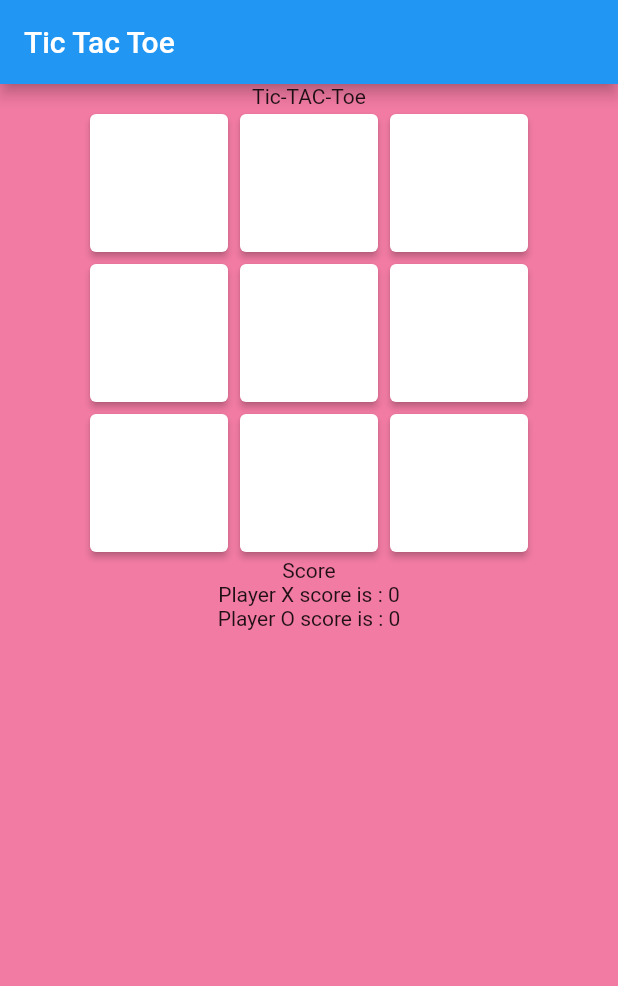
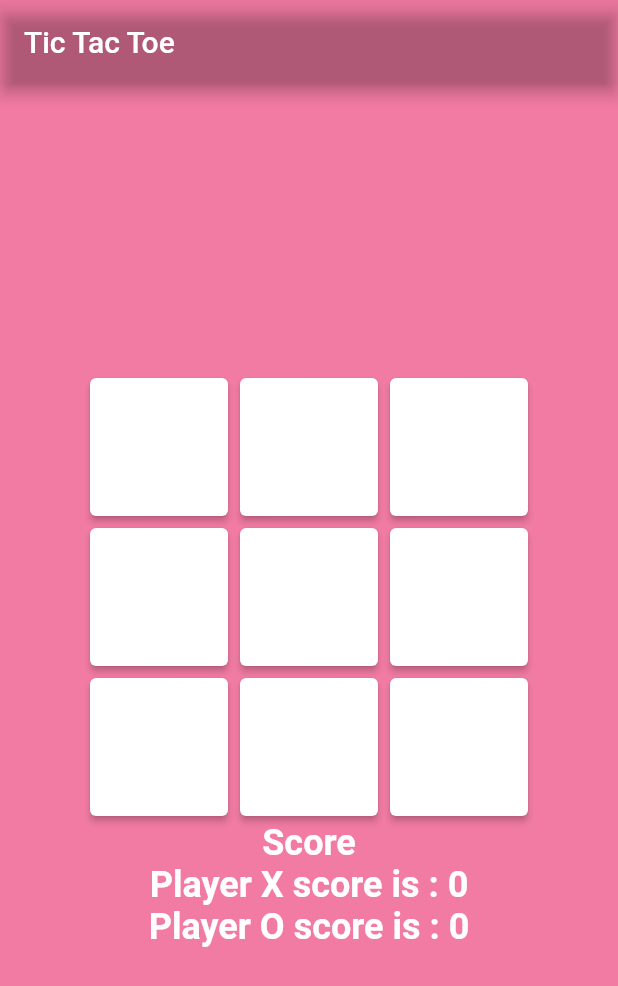
Before and after one commit to Nighthawk4709/Tic-Tac-Toe, a Flutter app: the screen it shows after launch, on a phone screen of 412 x 824 dp. Shown: the top 986 px of the screen. Run offline on Flutter 3.47's test engine with Material 2 defaults, Android fonts, the phone set to English and light mode, and no system bars.

Commit message:
new commit

```diff
--- a/tic_tac_toe/lib/main.dart
+++ b/tic_tac_toe/lib/main.dart
@@ -1,3 +1,5 @@
+import 'dart:ui';
+
 import 'package:flutter/material.dart';
 import 'package:flutter/services.dart';
 import 'utility.dart';
@@ -74,28 +76,28 @@ class _MainPageState extends State<MainPage> {
   Widget build(BuildContext context) => Scaffold(
         backgroundColor: getBackgroundColor(),
         appBar: AppBar(
+          backgroundColor: Colors.transparent,
           title: Text(widget.title),
         ),
         body: Column(
+          mainAxisAlignment: MainAxisAlignment.center,
           children:[
-            Column(
-              mainAxisAlignment: MainAxisAlignment.center,
-              children:[Center(child: Text("Tic-TAC-Toe"),)]),
+
             Column(
           mainAxisAlignment: MainAxisAlignment.center,
-          children: Utils.modelBuilder(matrix, (x, value) => buildRow(x)),
+          children: TicTacToeLogicUtil.modelBuilder(matrix, (x, value) => buildRow(x)),
         ),
         Column(children: [
           Column(children:[
-          Center(child: Text("Score"),
+          Center(child: Text("Score",style: TextStyle(color: Colors.white,fontSize: 24,fontWeight: FontWeight.bold)),
           ),
 
           Row(
             mainAxisAlignment: MainAxisAlignment.center,
-            children: [Text("Player X score is : $scoreX")],),
+            children: [Text("Player X score is : $scoreX",style: TextStyle(color: Colors.white,fontSize: 24,fontWeight: FontWeight.bold),)],),
           Row(
               mainAxisAlignment: MainAxisAlignment.center,
-              children: [Text("Player O score is : $scoreY")])
+              children: [Text("Player O score is : $scoreY",style: TextStyle(color: Colors.white,fontSize: 24,fontWeight: FontWeight.bold))])
         ])])]));
 
   Widget buildRow(int x) {
@@ -103,7 +105,7 @@ class _MainPageState extends State<MainPage> {
 
     return Row(
       mainAxisAlignment: MainAxisAlignment.center,
-      children: Utils.modelBuilder(
+      children: TicTacToeLogicUtil.modelBuilder(
         values,
         (y, value) => buildField(x, y),
       ),
--- a/tic_tac_toe/lib/utility.dart
+++ b/tic_tac_toe/lib/utility.dart
@@ -1,6 +1,6 @@
 import 'package:flutter/material.dart';
 
-class Utils {
+class TicTacToeLogicUtil {
   static List<Widget> modelBuilder<M>(
           List<M> models, Widget Function(int index, M model) builder) =>
       models
```
